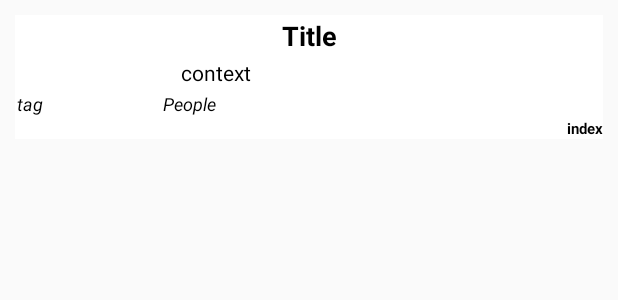
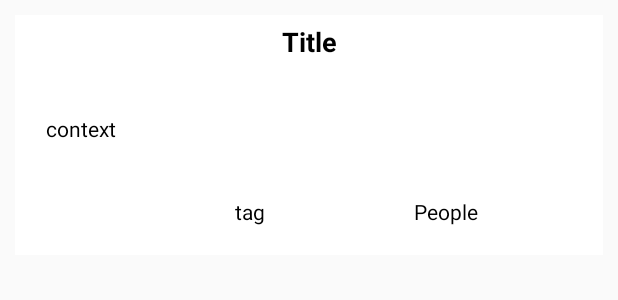
Before and after one commit to godblessforhimself/ThuNewsApp, an Android app: the layout plain_recycler.xml on its own in the app's theme, with its tools: preview values and no code run, on a phone screen of 412 x 824 dp. Shown: the top 300 px of the screen. Run offline under Robolectric (Android 15) with nearby library versions, the phone set to English and light mode, and no system bars; network calls fail.

Commit message:
Merge branch 'master' of https://github.com/godblessforhimself/ThuNewsApp

```diff
--- a/app/src/main/res/layout/header_news.xml
+++ b/app/src/main/res/layout/header_news.xml
@@ -64,8 +64,10 @@
     <ExpandableListView
         android:id="@+id/keyword"
         android:layout_width="match_parent"
-        android:layout_height="wrap_content"
+        android:layout_height="match_parent"
         android:layout_margin="10dp"
         android:layout_weight="0"
-        android:animateLayoutChanges="false" />
+        android:animateLayoutChanges="false"
+        android:visibility="gone" />
+
 </LinearLayout>
--- a/app/src/main/res/layout/plain_recycler.xml
+++ b/app/src/main/res/layout/plain_recycler.xml
@@ -18,6 +18,7 @@
         android:id="@+id/newsTitle"
         android:layout_width="match_parent"
         android:layout_height="wrap_content"
+        android:layout_margin="5dp"
         android:layout_marginBottom="1dp"
         android:layout_marginEnd="1dp"
         android:layout_marginLeft="1dp"
@@ -33,27 +34,24 @@
     <LinearLayout
         android:layout_width="match_parent"
         android:layout_height="wrap_content"
-        android:orientation="horizontal">
+        android:layout_margin="10dp"
+        android:orientation="vertical"
+        android:padding="5dp">
 
-        <LinearLayout
-            android:layout_width="109dp"
+        <ImageView
+            android:id="@+id/imgres"
+            android:layout_width="wrap_content"
             android:layout_height="wrap_content"
-            android:orientation="vertical">
-
-            <ImageView
-                android:id="@+id/imgres"
-                android:layout_width="match_parent"
-                android:layout_height="wrap_content"
-                android:layout_gravity="center" />
-
-        </LinearLayout>
+            android:layout_gravity="center"
+            android:layout_marginBottom="10dp"
+            android:layout_weight="0" />
 
         <TextView
             android:id="@+id/newsInfo"
-            android:layout_width="wrap_content"
+            android:layout_width="match_parent"
             android:layout_height="wrap_content"
             android:layout_gravity="center|start"
-            android:layout_margin="1dp"
+            android:layout_margin="5dp"
             android:layout_weight="1"
             android:fontFamily="sans-serif"
             android:text="context"
@@ -65,45 +63,35 @@
     <LinearLayout
         android:layout_width="match_parent"
         android:layout_height="match_parent"
-        android:layout_margin="1dp"
+        android:layout_marginTop="15dp"
         android:gravity="left"
         android:orientation="horizontal">
 
         <TextView
             android:id="@+id/newsTag"
-            android:layout_width="match_parent"
+            android:layout_width="wrap_content"
             android:layout_height="wrap_content"
+            android:layout_marginRight="25dp"
             android:layout_weight="1"
-            android:gravity="left"
             android:lineSpacingExtra="8sp"
             android:text="tag"
-            android:textAlignment="viewStart"
+            android:textAlignment="textEnd"
+            android:layout_gravity="end"
             android:textColor="@android:color/black"
-            android:textSize="12sp"
-            android:textStyle="italic" />
+            android:textSize="14sp" />
 
         <TextView
             android:id="@+id/newsPeople"
-            android:layout_width="match_parent"
+            android:layout_width="wrap_content"
             android:layout_height="wrap_content"
+            android:layout_marginRight="10dp"
             android:layout_weight="1"
             android:gravity="left"
             android:lineSpacingExtra="8sp"
             android:text="People"
-            android:textAlignment="textStart"
+            android:textAlignment="center"
             android:textColor="@android:color/black"
-            android:textSize="12sp"
-            android:textStyle="italic" />
-
-        <Space
-            android:layout_width="match_parent"
-            android:layout_height="wrap_content"
-            android:layout_weight="1" />
-
-        <Space
-            android:layout_width="match_parent"
-            android:layout_height="wrap_content"
-            android:layout_weight="1" />
+            android:textSize="14sp" />
 
     </LinearLayout>
 
@@ -112,10 +100,9 @@
         android:layout_width="match_parent"
         android:layout_height="wrap_content"
         android:layout_gravity="end"
-        android:text="index"
         android:textAlignment="textEnd"
         android:textColor="@android:color/black"
-        android:textSize="10sp"
+        android:textSize="14sp"
         android:textStyle="bold" />
 
 </LinearLayout>
```
Also changed, not shown: app/src/main/java/anonymouscompany/thunewsapp/NewsActivity.java (+19 -6 lines), app/src/main/java/anonymouscompany/thunewsapp/uiActivity.java (+55 -10 lines), app/src/main/res/layout/activity_news.xml (+14 -0 lines).
